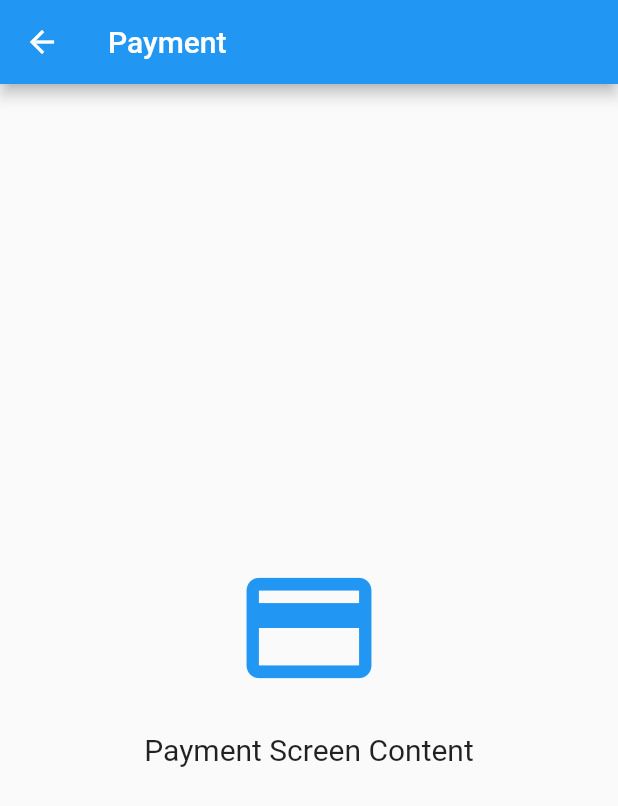
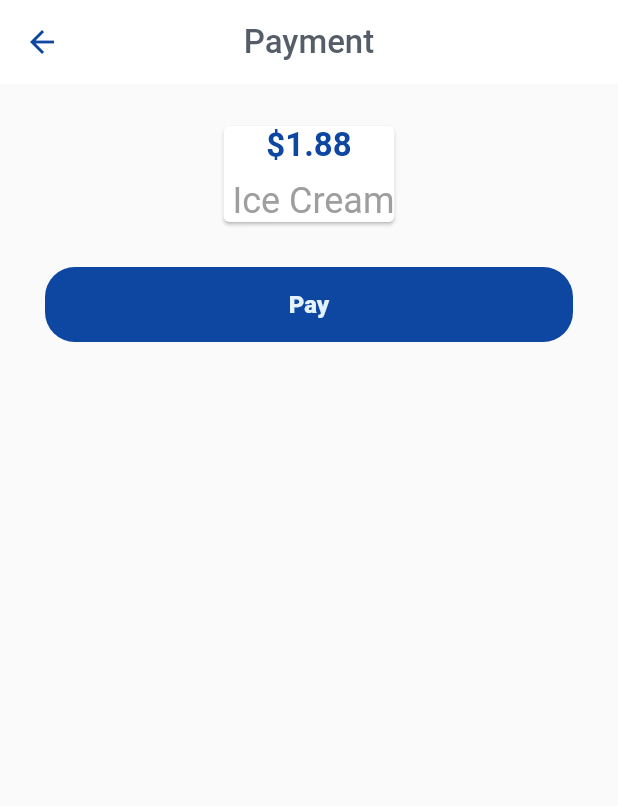
Before and after one commit to GirijaMalunjkar/PeekMe, a Flutter app: the PaymentScreen screen opened by its route, on a phone screen of 412 x 824 dp. Shown: the top 806 px of the screen. Run offline on Flutter 3.47's test engine with Material 2 defaults, Android fonts, the light colour scheme and no system bars; our stand-ins replace flutter_rating_bar, fluttertoast, google_sign_in, intl_phone_number_input; missing offline and left inert: flutter_login_facebook, razorpay_flutter.

Commit message:
Modified Files.

```diff
--- a/lib/Screens/BookingPayment.dart
+++ b/lib/Screens/BookingPayment.dart
@@ -1,31 +1,128 @@
 import 'package:flutter/material.dart';
+import 'package:fluttertoast/fluttertoast.dart';
+import 'package:razorpay_flutter/razorpay_flutter.dart';
 
-void main() => runApp(PaymentScreen());
+class PaymentScreen extends StatefulWidget {
+  const PaymentScreen({Key? key}) : super(key: key);
 
-class PaymentScreen extends StatelessWidget {
+  @override
+  _PaymentPageState createState() => _PaymentPageState();
+}
+
+class _PaymentPageState extends State<PaymentScreen> {
+  Razorpay? _razorpay;
+
+  @override
+  void initState() {
+    super.initState();
+    _razorpay = Razorpay();
+    _razorpay?.on(Razorpay.EVENT_PAYMENT_SUCCESS, _handlePaymentSuccess);
+    _razorpay?.on(Razorpay.EVENT_PAYMENT_ERROR, _handlePaymentError);
+    _razorpay?.on(Razorpay.EVENT_EXTERNAL_WALLET, _handleExternalWallet);
+  }
+
+  @override
+  void dispose() {
+    super.dispose();
+    _razorpay?.clear();
+  }
+
+  void openPaymentPortal() async {
+    var options = {
+      'key': 'rzp_test_9aj7T0fj6ew23i',
+      'amount': 20000,
+      'name': 'jhon',
+      'description': 'Payment',
+      'prefill': {'contact': '9999999999', 'email': 'jhon@razorpay.com'},
+      'external': {
+        'wallets': ['paytm']
+      }
+    };
+
+    try {
+      _razorpay?.open(options);
+    } catch (e) {
+      debugPrint(e.toString());
+    }
+  }
+
+  void _handlePaymentSuccess(PaymentSuccessResponse response) {
+    Fluttertoast.showToast(
+        msg: "SUCCESS PAYMENT: ${response.paymentId}", timeInSecForIosWeb: 4);
+  }
+
+  void _handlePaymentError(PaymentFailureResponse response) {
+    Fluttertoast.showToast(
+        msg: "ERROR HERE: ${response.code} - ${response.message}",
+        timeInSecForIosWeb: 4);
+  }
+
+  void _handleExternalWallet(ExternalWalletResponse response) {
+    Fluttertoast.showToast(
+        msg: "EXTERNAL_WALLET IS : ${response.walletName}",
+        timeInSecForIosWeb: 4);
+  }
+
   @override
   Widget build(BuildContext context) {
     return Scaffold(
       appBar: AppBar(
-        title: Text('Payment'),
+        elevation: 0,
+        backgroundColor: Colors.white,
+        centerTitle: true,
+        leading: IconButton(
+          icon: Icon(Icons.arrow_back, color: Colors.blue.shade900),
+          onPressed: () {
+            Navigator.of(context).pop();
+          },
+        ),
+        title: const Text('Payment',
+            style: TextStyle(fontSize: 22.0, color: Color(0xFF545D68))),
       ),
-      body: Center(
-        child: Column(
-          mainAxisAlignment: MainAxisAlignment.center,
-          children: <Widget>[
-            Icon(
-              Icons.payment,
-              size: 100,
-              color: Colors.blue,
+      body: Column(children: [
+        const SizedBox(height: 16.0),
+        Center(
+          child: Padding(
+            padding: const EdgeInsets.all(8.0),
+            child: Card(
+              child: Column(
+                children: <Widget>[
+                  Text(
+                    '\$1.88',
+                    style: TextStyle(
+                        fontSize: 22.0,
+                        fontWeight: FontWeight.bold,
+                        color: Colors.blue.shade900),
+                  ),
+                  const SizedBox(height: 10.0),
+                  const Text(' Ice Cream',
+                      style: TextStyle(color: Colors.grey, fontSize: 24.0)),
+                ],
+              ),
             ),
-            SizedBox(height: 20),
-            Text(
-              'Payment Screen Content',
-              style: TextStyle(fontSize: 20),
-            ),
-          ],
+          ),
         ),
-      ),
+        const SizedBox(height: 18.0),
+        InkWell(
+            onTap: () {
+              openPaymentPortal();
+            },
+            child: Padding(
+              padding: const EdgeInsets.only(left: 18.0, right: 18),
+              child: Container(
+                  width: MediaQuery.of(context).size.width - 60.0,
+                  height: 50.0,
+                  decoration: BoxDecoration(
+                      borderRadius: BorderRadius.circular(20.0),
+                      color: Colors.blue.shade900),
+                  child: Center(
+                      child: Text('Pay',
+                          style: TextStyle(
+                              fontSize: 16.0,
+                              fontWeight: FontWeight.w900,
+                              color: Colors.blue.shade50)))),
+            ))
+      ]),
     );
   }
 }
--- a/lib/main.dart
+++ b/lib/main.dart
@@ -19,7 +19,7 @@ class MyApp extends StatelessWidget {
       theme: ThemeData(
         primaryColor: Color.fromRGBO(25, 118, 210, 1.0),
       ),
-      initialRoute: '/book-ride',
+      initialRoute: '/payment',
       routes: {
         '/': (context) => HomeScreen(),
         '/landing': (context) => LandingScreen(),
```
Also changed, not shown: pubspec.yaml (+6 -1 lines), pubspec.lock, 1 other file.
